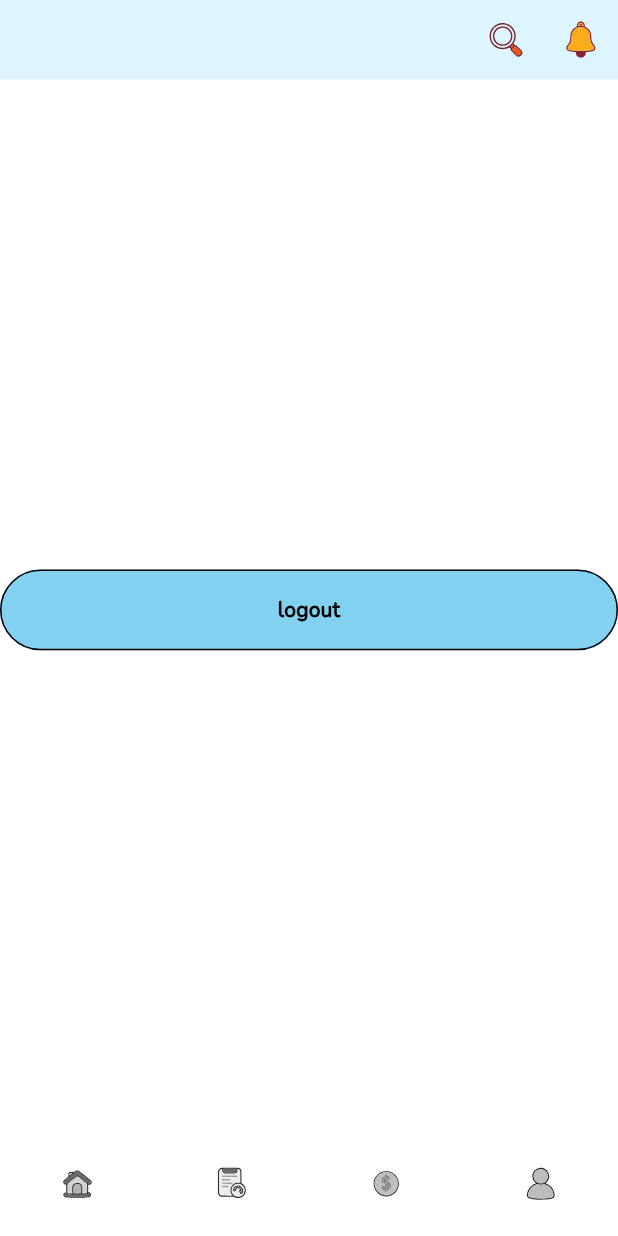
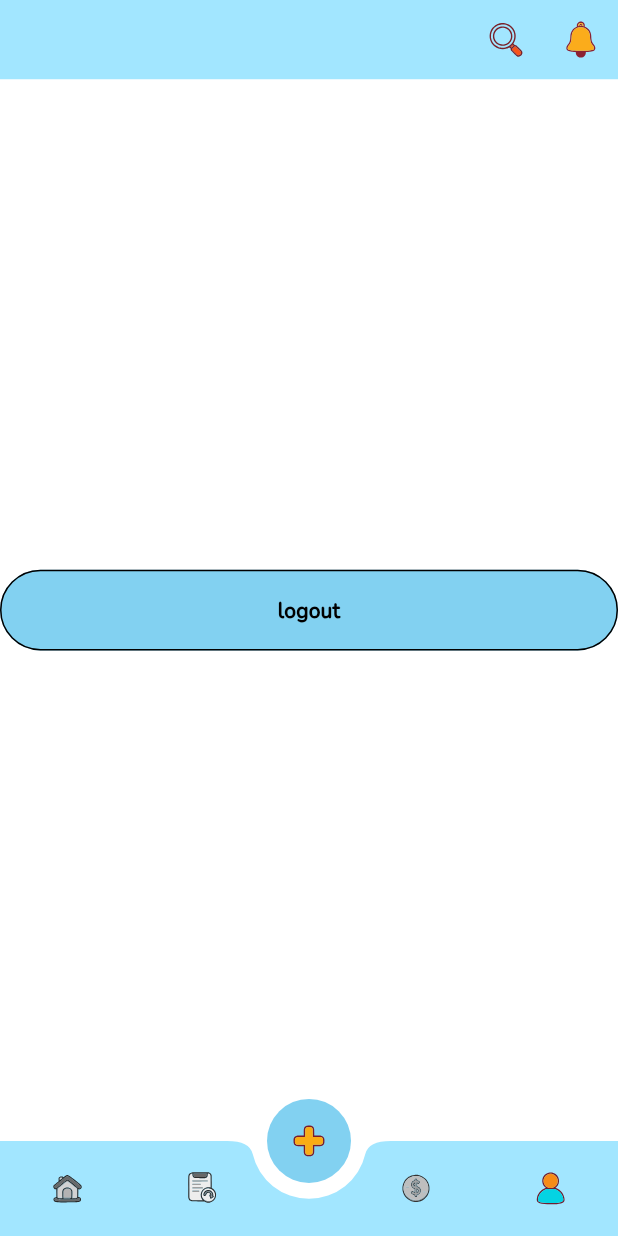
Before and after one commit to hungbui1204/walleto, a Flutter app: the AccountView screen opened by its route, on a phone screen of 412 x 824 dp. Run offline on Flutter 3.47's test engine with Material 3 defaults, Android fonts, the phone set to English and light mode, and no system bars; our stand-ins replace auto_route, connectivity_plus, cookie_jar, dartx, device_info_plus, dio and 12 more; missing offline and left inert: media_scanner; accounts and stored records are empty; generated files the repository leaves out were written again; statements that could not run were skipped.

Commit message:
feat: Update bottom navigation bar UI

```diff
--- a/lib/domain/entities/enum/enum.dart
+++ b/lib/domain/entities/enum/enum.dart
@@ -20,30 +20,34 @@ enum LanguageCode {
 enum BottomTab {
   home,
   transactions,
+  createTrans,
   budgets,
   account;
 
   Widget icon({bool selected = false}) {
     return switch (this) {
       BottomTab.home => _buildIcon(
-        selected ? Assets.icons.homeActive.path : Assets.icons.homeInactive.path,
+        iconPath: selected ? Assets.icons.homeActive.path : Assets.icons.homeInactive.path,
       ),
       BottomTab.transactions => _buildIcon(
-        selected
-            ? Assets.icons.transactionsHistoryActive.path
-            : Assets.icons.transactionsHistoryInactive.path,
+        iconPath:
+            selected
+                ? Assets.icons.transactionsHistoryActive.path
+                : Assets.icons.transactionsHistoryInactive.path,
       ),
+      BottomTab.createTrans => _buildIcon(iconPath: Assets.icons.plus.path),
       BottomTab.budgets => _buildIcon(
-        selected ? Assets.icons.currencyActive.path : Assets.icons.currencyInactive.path,
+        iconPath: selected ? Assets.icons.currencyActive.path : Assets.icons.currencyInactive.path,
+        height: Dimens.d30.responsive(),
       ),
       BottomTab.account => _buildIcon(
-        selected ? Assets.icons.accountActive.path : Assets.icons.accountInactive.path,
+        iconPath: selected ? Assets.icons.accountActive.path : Assets.icons.accountInactive.path,
       ),
     };
   }
 
-  Widget _buildIcon(String iconPath) {
-    return SvgPicture.asset(iconPath, height: Dimens.d28.responsive());
+  Widget _buildIcon({required String iconPath, double? height}) {
+    return SvgPicture.asset(iconPath, height: height ?? Dimens.d28.responsive());
   }
 
   String get title {
@@ -56,6 +60,8 @@ enum BottomTab {
         return S.current.account;
       case BottomTab.budgets:
         return S.current.budgets;
+      case BottomTab.createTrans:
+        return '';
     }
   }
 }
--- a/lib/ui/ui.dart
+++ b/lib/ui/ui.dart
@@ -26,6 +26,8 @@ export 'views/budgets/budgets_view.dart';
 export 'views/home/home_view.dart';
 export 'views/main/bloc/main_bloc.dart';
 export 'views/main/main_view.dart';
+export 'views/main/widget/bottom_bar_icon_button.dart';
+export 'views/main/widget/custom_bottom_navigation_bar.dart';
 export 'views/transactions/transactions_view.dart';
 export 'widgets/common_app_bar.dart';
 export 'widgets/common_button.dart';
--- a/lib/ui/views/main/main_view.dart
+++ b/lib/ui/views/main/main_view.dart
@@ -1,6 +1,5 @@
 import 'package:auto_route/auto_route.dart';
 import 'package:flutter/material.dart';
-import 'package:walleto/domain/domain.dart';
 import 'package:walleto/resources/resources.dart';
 import 'package:walleto/ui/ui.dart';
 
@@ -13,12 +12,24 @@ class MainView extends StatefulWidget {
 }
 
 class _MainViewState extends BasePageState<MainView, MainBloc> {
-  final _bottomBarKey = GlobalKey();
-
   @override
   Widget buildPage(BuildContext context) {
     return AutoTabsScaffold(
       routes: (navigator as AppNavigatorImpl).tabRoutes,
+      floatingActionButtonLocation: FloatingActionButtonLocation.centerDocked,
+      floatingActionButton: FloatingActionButton(
+        shape: const CircleBorder(),
+        elevation: 0,
+        onPressed: () {
+          // TODO: Navigate to add trans screen
+        },
+        backgroundColor: primaryColor,
+        splashColor: primaryShadeColor,
+        child: Assets.icons.plus.svg(
+          width: Dimens.d28.responsive(),
+          height: Dimens.d28.responsive(),
+        ),
+      ),
       bottomNavigationBuilder: (_, tabsRouter) {
         (navigator as AppNavigatorImpl).tabsRouter = tabsRouter;
 
@@ -26,32 +37,7 @@ class _MainViewState extends BasePageState<MainView, MainBloc> {
 
         if (hideBottomNav) return const SizedBox.shrink();
 
-        return SafeArea(
-          child: BottomNavigationBar(
-            key: _bottomBarKey,
-            elevation: 0,
-            currentIndex: tabsRouter.activeIndex,
-            type: BottomNavigationBarType.fixed,
-            showSelectedLabels: false,
-            showUnselectedLabels: false,
-            backgroundColor: whiteColor,
-            onTap: (index) {
-              tabsRouter.setActiveIndex(index);
-            },
-            items:
-                BottomTab.values.map((tab) {
-                  if (tab.index == 2) {
-                    // TODO: Add the plus icon to add a new transaction
-                  }
-
-                  return BottomNavigationBarItem(
-                    label: tab.title,
-                    icon: tab.icon(),
-                    activeIcon: tab.icon(selected: !tabsRouter.canPop(ignoreChildRoutes: true)),
-                  );
-                }).toList(),
-          ),
-        );
+        return CustomBottomNavigationBar(tabsRouter: tabsRouter);
       },
     );
   }
--- /dev/null
+++ b/lib/ui/views/main/widget/bottom_bar_icon_button.dart
@@ -0,0 +1,22 @@
+import 'package:flutter/material.dart';
+import 'package:walleto/resources/resources.dart';
+
+class BottomBarIconButton extends StatelessWidget {
+  const BottomBarIconButton({super.key, required this.icon, required this.onTap});
+
+  final void Function() onTap;
+  final Widget icon;
+
+  @override
+  Widget build(BuildContext context) {
+    return IconButton(
+      splashColor: primaryShade1Color,
+      onPressed: onTap,
+      icon: icon,
+      style: IconButton.styleFrom(
+        shape: const CircleBorder(),
+        padding: EdgeInsets.all(Dimens.d12.responsive()),
+      ),
+    );
+  }
+}
--- /dev/null
+++ b/lib/ui/views/main/widget/custom_bottom_navigation_bar.dart
@@ -0,0 +1,48 @@
+import 'package:auto_route/auto_route.dart';
+import 'package:flutter/material.dart';
+import 'package:walleto/domain/domain.dart';
+import 'package:walleto/resources/resources.dart';
+import 'package:walleto/ui/ui.dart';
+
+class CustomBottomNavigationBar extends StatelessWidget {
+  const CustomBottomNavigationBar({super.key, required this.tabsRouter});
+
+  final TabsRouter tabsRouter;
+
+  @override
+  Widget build(BuildContext context) {
+    return SafeArea(
+      bottom: false,
+      child: BottomAppBar(
+        padding: EdgeInsets.zero,
+        height: Dimens.d60.responsive(),
+        color: primaryShadeColor,
+        key: key,
+        shape: const CircularNotchedRectangle(),
+        notchMargin: Dimens.d10.responsive(),
+        child: Row(
+          children: List.generate(BottomTab.values.length, (index) {
+            // Create [indexWithout3rdIcon] that not include the createTrans tab
+            final indexWithout3rdIcon = index < BottomTab.createTrans.index ? index : index - 1;
+
+            // Skip the createTrans tab for the bottom navigation bar
+            // Replace it with a SizedBox to maintain the FAB
+            if (index == BottomTab.createTrans.index) {
+              return SizedBox(width: Dimens.d50.responsive());
+            }
+
+            final tab = BottomTab.values[index];
+            return Expanded(
+              child: BottomBarIconButton(
+                onTap: () {
+                  tabsRouter.setActiveIndex(indexWithout3rdIcon);
+                },
+                icon: tab.icon(selected: tabsRouter.activeIndex == indexWithout3rdIcon),
+              ),
+            );
+          }),
+        ),
+      ),
+    );
+  }
+}
--- a/lib/ui/widgets/common_app_bar.dart
+++ b/lib/ui/widgets/common_app_bar.dart
@@ -15,7 +15,7 @@ class _CommonAppBarState extends State<CommonAppBar> {
   @override
   Widget build(BuildContext context) {
     return AppBar(
-      backgroundColor: primaryShade1Color,
+      backgroundColor: primaryShadeColor,
       actions: [
         Assets.icons.search.svg(width: Dimens.d28.responsive(), height: Dimens.d28.responsive()),
         const SizedBox(width: Dimens.d20),
```
